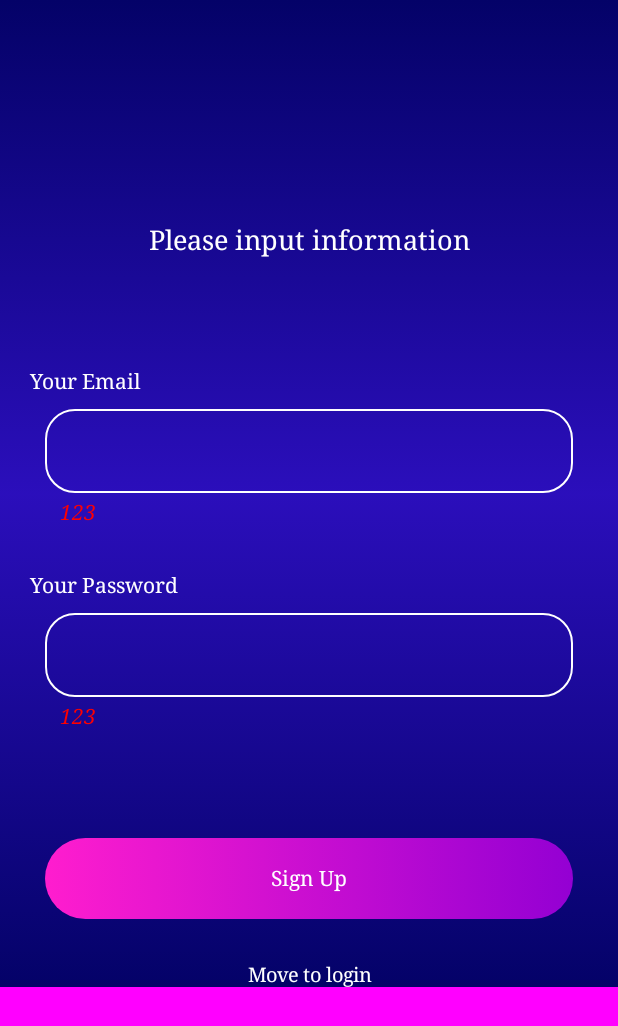
After one commit to dttuyen260701/PostAppCompose, an Android app built with Jetpack Compose: the composable SignUpScreen shown on its own in the app's theme, on a phone screen of 412 x 824 dp. The commit adds this screen. Shown: the top 1026 px of the screen. Run offline under Robolectric (Android 15) with nearby library versions, the phone set to English and light mode, and no system bars.

Commit message:
Done SignUpScreen.kt view

```diff
--- a/app/src/main/java/com/example/postappcompose/MainActivity.kt
+++ b/app/src/main/java/com/example/postappcompose/MainActivity.kt
@@ -8,7 +8,8 @@ import androidx.compose.material.MaterialTheme
 import androidx.compose.material.Surface
 import androidx.compose.ui.Modifier
 import androidx.core.view.WindowCompat
-import com.example.postappcompose.ui.launch.LoginScreen
+import com.example.postappcompose.ui.launch.SignInScreen
+import com.example.postappcompose.ui.launch.SignUpScreen
 import com.example.postappcompose.ui.theme.PostAppComposeTheme
 import dagger.hilt.android.AndroidEntryPoint
 
@@ -26,7 +27,8 @@ class MainActivity : ComponentActivity() {
                     modifier = Modifier.fillMaxSize(),
                     color = MaterialTheme.colors.background
                 ) {
-                    LoginScreen()
+//                    SignInScreen()
+                    SignUpScreen()
                 }
             }
         }
--- a/app/src/main/java/com/example/postappcompose/ui/launch/LoginScreen.kt
+++ b/app/src/main/java/com/example/postappcompose/ui/launch/SignInScreen.kt
@@ -26,11 +26,11 @@ import com.example.postappcompose.ui.textstyle.TextStyleApp.textColorWhite
 import com.example.postappcompose.ui.theme.PostAppTheme
 
 @Composable
-fun LoginScreen(
+fun SignInScreen(
     modifier: Modifier = Modifier
 ) {
     Column(
-        modifier = modifier
+        modifier = Modifier
             .background(
                 Brush.verticalGradient(
                     PostAppTheme.colors.backgroundGradient
@@ -38,7 +38,8 @@ fun LoginScreen(
             )
             .verticalScroll(rememberScrollState())
             .fillMaxWidth()
-            .fillMaxHeight(),
+            .fillMaxHeight()
+            .then(modifier),
         horizontalAlignment = Alignment.CenterHorizontally,
         verticalArrangement = Arrangement.Top
     ) {
@@ -71,7 +72,7 @@ fun LoginScreen(
             modifier = Modifier
                 .height(80.dp)
                 .fillMaxWidth()
-                .padding(horizontal = 20.dp),
+                .padding(horizontal = 30.dp),
             hint = stringResource(id = R.string.LoginYourMail),
             typeInput = KeyboardType.Email,
             errorText = "123"
@@ -85,7 +86,7 @@ fun LoginScreen(
             modifier = Modifier
                 .height(80.dp)
                 .fillMaxWidth()
-                .padding(horizontal = 20.dp),
+                .padding(horizontal = 30.dp),
             hint = stringResource(id = R.string.LoginYourPass),
             typeInput = KeyboardType.Password,
             errorText = "123",
@@ -97,7 +98,7 @@ fun LoginScreen(
 
             },
             modifier = Modifier
-                .padding(horizontal = 20.dp)
+                .padding(horizontal = 30.dp)
                 .height(54.dp)
                 .fillMaxWidth(),
             textBtn = stringResource(id = R.string.LoginBtnLogin),
@@ -119,5 +120,5 @@ fun LoginScreen(
 @Composable
 @Preview(showSystemUi = true, showBackground = true)
 fun PreviewLoginScreen() {
-    LoginScreen()
+    SignInScreen(modifier = Modifier)
 }
--- /dev/null
+++ b/app/src/main/java/com/example/postappcompose/ui/launch/SignUpScreen.kt
@@ -0,0 +1,102 @@
+package com.example.postappcompose.ui.launch
+
+import androidx.compose.foundation.background
+import androidx.compose.foundation.layout.*
+import androidx.compose.foundation.rememberScrollState
+import androidx.compose.foundation.verticalScroll
+import androidx.compose.material.Text
+import androidx.compose.runtime.Composable
+import androidx.compose.ui.Alignment
+import androidx.compose.ui.Modifier
+import androidx.compose.ui.graphics.Brush
+import androidx.compose.ui.res.stringResource
+import androidx.compose.ui.text.input.KeyboardType
+import androidx.compose.ui.text.style.TextAlign
+import androidx.compose.ui.unit.dp
+import com.example.postappcompose.R
+import com.example.postappcompose.ui.component.EditText
+import com.example.postappcompose.ui.component.SingleButton
+import com.example.postappcompose.ui.component.Spacing
+import com.example.postappcompose.ui.textstyle.TextStyleApp
+import com.example.postappcompose.ui.theme.PostAppTheme
+
+@Composable
+fun SignUpScreen(
+    modifier: Modifier = Modifier
+) {
+    Column(
+        modifier = Modifier
+            .background(
+                Brush.verticalGradient(
+                    PostAppTheme.colors.backgroundGradient
+                ),
+            )
+            .verticalScroll(rememberScrollState())
+            .fillMaxWidth()
+            .fillMaxHeight()
+            .then(modifier),
+        horizontalAlignment = Alignment.CenterHorizontally,
+        verticalArrangement = Arrangement.Top
+    ) {
+        Spacing(150)
+        Text(
+            text = stringResource(id = R.string.SignUpTvInfo),
+            style = TextStyleApp.textColorWhite(18),
+        )
+        Spacing(75)
+        Text(
+            text = stringResource(id = R.string.LoginYourMail),
+            style = TextStyleApp.textColorWhite(14, TextAlign.Start),
+            modifier = Modifier.fillMaxWidth().padding(horizontal = 20.dp)
+        )
+        Spacing(10)
+        EditText(
+            text = "",
+            onTextChange = {
+
+            },
+            modifier = Modifier
+                .height(80.dp)
+                .fillMaxWidth()
+                .padding(horizontal = 30.dp),
+            typeInput = KeyboardType.Email,
+            errorText = "123"
+        )
+        Spacing(30)
+        Text(
+            text = stringResource(id = R.string.LoginYourPass),
+            style = TextStyleApp.textColorWhite(14, TextAlign.Start),
+            modifier = Modifier.fillMaxWidth().padding(horizontal = 20.dp)
+        )
+        Spacing(10)
+        EditText(
+            text = "",
+            onTextChange = {
+
+            },
+            modifier = Modifier
+                .height(80.dp)
+                .fillMaxWidth()
+                .padding(horizontal = 30.dp),
+            typeInput = KeyboardType.Password,
+            errorText = "123"
+        )
+        Spacing(70)
+        SingleButton(
+            onClick = {
+
+            },
+            modifier = Modifier
+                .padding(horizontal = 30.dp)
+                .height(54.dp)
+                .fillMaxWidth(),
+            textBtn = stringResource(id = R.string.SignUpBtnSignUp),
+            backgroundColor = PostAppTheme.colors.backgroundButton
+        )
+        Spacing(30)
+        Text(
+            text = stringResource(id = R.string.SignUpMoveToLogin),
+            style = TextStyleApp.textColorWhite(13),
+        )
+    }
+}
```
